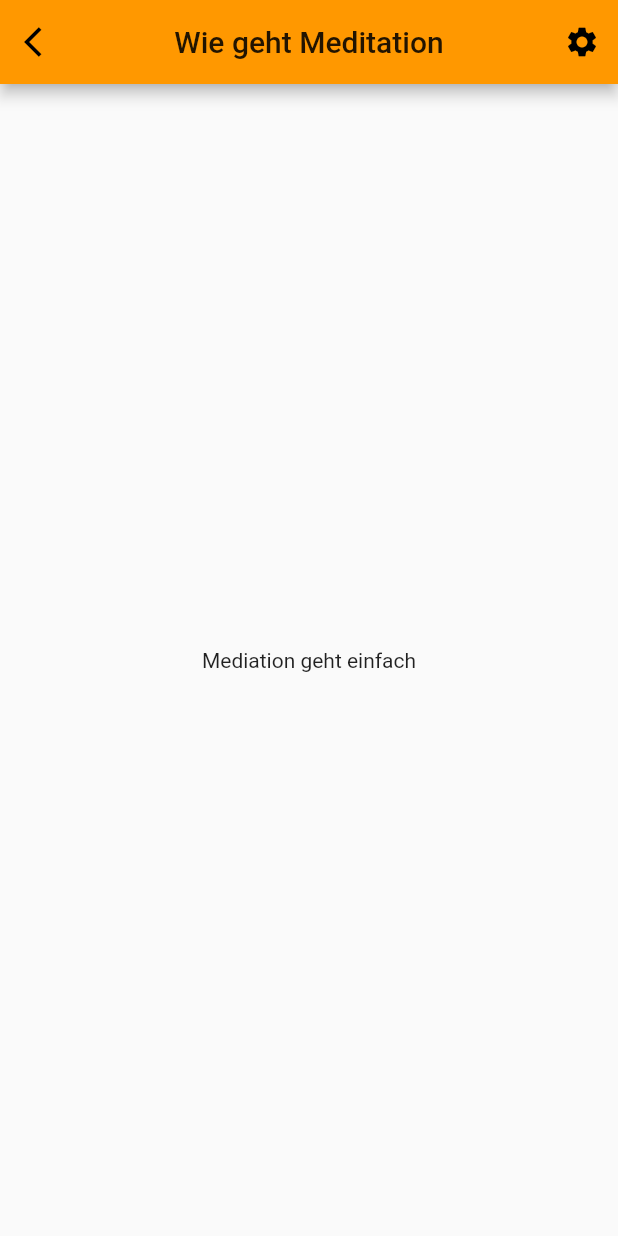
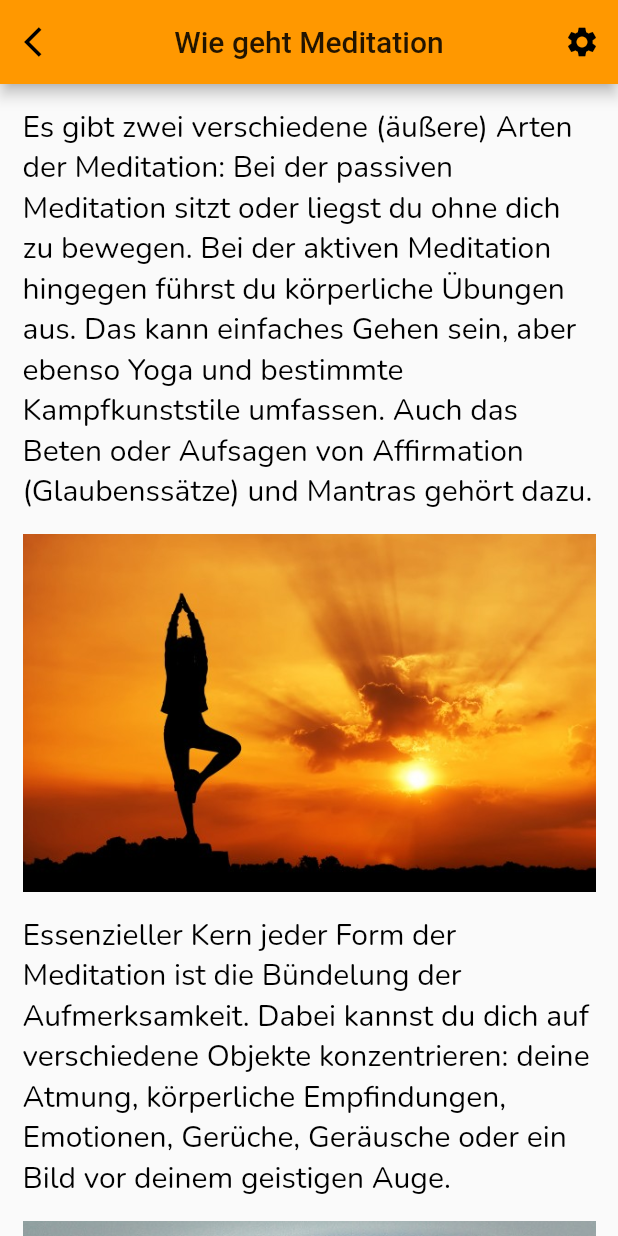
Before and after one commit to PascalWitzel/meditations_app, a Flutter app: the wieGehtMeditation screen opened directly, on a phone screen of 412 x 824 dp. Run offline on Flutter 3.47's test engine with Material 2 defaults, Android fonts, the phone set to English and light mode, and no system bars; our stand-ins replace audioplayers, google_fonts, shared_preferences; missing offline and left inert: confirm_dialog; accounts and stored records are empty.

Commit message:
Ozean Bild Dateipfad gefixt Wie geht Meditation gefüllt Was ist Meditation gefüllt

```diff
--- a/lib/screens/welcome_screen.dart
+++ b/lib/screens/welcome_screen.dart
@@ -22,7 +22,7 @@ class _WelcomeScreenState extends State<WelcomeScreen> {
     "assets/images/Download.jpg",
     "assets/images/Steinturm02.jpg",
     "assets/images/Meditation Berg.jpg",
-    "assets/images/Meditation Ozean.jpg.jpg",
+    "assets/images/Meditation Ozean.jpg",
   ];
 
   var random = new Random();
--- a/lib/screens/wie_geht_meditation.dart
+++ b/lib/screens/wie_geht_meditation.dart
@@ -7,9 +7,47 @@ class wieGehtMeditation extends StatelessWidget {
   Widget build(BuildContext context) {
     return Scaffold(
       appBar: appbarback(context, "Wie geht Meditation"),
-      body: Center(
-        child: Text(
-          "Mediation geht einfach"
+      body: SingleChildScrollView(
+        child: Center(
+          child: Padding(
+            padding: const EdgeInsets.all(15.0),
+            child: Column(
+              children: [
+                Text(
+                  "Es gibt zwei verschiedene (äußere) Arten der Meditation: Bei der passiven Meditation sitzt oder liegst du ohne dich zu bewegen. Bei der aktiven Meditation hingegen führst du körperliche Übungen aus. Das kann einfaches Gehen sein, aber ebenso Yoga und bestimmte Kampfkunststile umfassen. Auch das Beten oder Aufsagen von Affirmation (Glaubenssätze) und Mantras gehört dazu.",
+                  style: TextStyle(
+                    color: Colors.black,
+                    fontFamily: Theme.of(context).textTheme.headline1.fontFamily,
+                    fontSize: 20,
+                  ),
+                ),
+                Padding(
+                  padding: const EdgeInsets.only(top: 15.0, bottom: 15.0),
+                  child: Image(image: AssetImage("assets/images/yogasunset.jpg")),
+                ),
+                Text(
+                  "Essenzieller Kern jeder Form der Meditation ist die Bündelung der Aufmerksamkeit. Dabei kannst du dich auf verschiedene Objekte konzentrieren: deine Atmung, körperliche Empfindungen, Emotionen, Gerüche, Geräusche oder ein Bild vor deinem geistigen Auge.",
+                  style: TextStyle(
+                    color: Colors.black,
+                    fontFamily: Theme.of(context).textTheme.headline1.fontFamily,
+                    fontSize: 20,
+                  ),
+                ),
+                Padding(
+                  padding: const EdgeInsets.only(top: 15.0, bottom: 15.0),
+                  child: Image(image: AssetImage("assets/images/Steinturm03.jpg")),
+                ),
+                Text(
+                  "Das Ziel der Meditation ist es, deinen Geist zu fokussieren und dadurch zu beruhigen. Wenn du über einen längeren Zeitraum regelmäßig meditierst, wirst du den Fortschritt spüren. Gesundheit und Immunsystem werden gestärkt, du fühlst dich weniger gestresst und bist ausgeglichener. Ein weiterer positiver Effekt: Konzentrationsfähigkeit und Kreativität steigen.",
+                  style: TextStyle(
+                    color: Colors.black,
+                    fontFamily: Theme.of(context).textTheme.headline1.fontFamily,
+                    fontSize: 20,
+                  ),
+                ),
+              ],
+            ),
+          ),
         ),
       ),
     );
```
Also changed, not shown: lib/screens/was_ist_meditation.dart (+26 -2 lines), assets/images/Steinturm03.jpg (added), assets/images/yogasunset.jpg (added).
